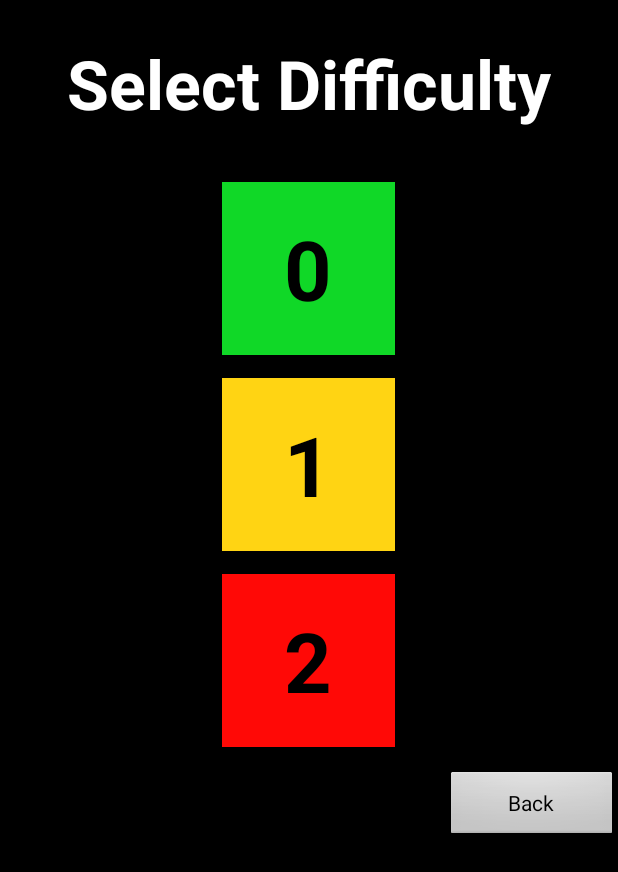
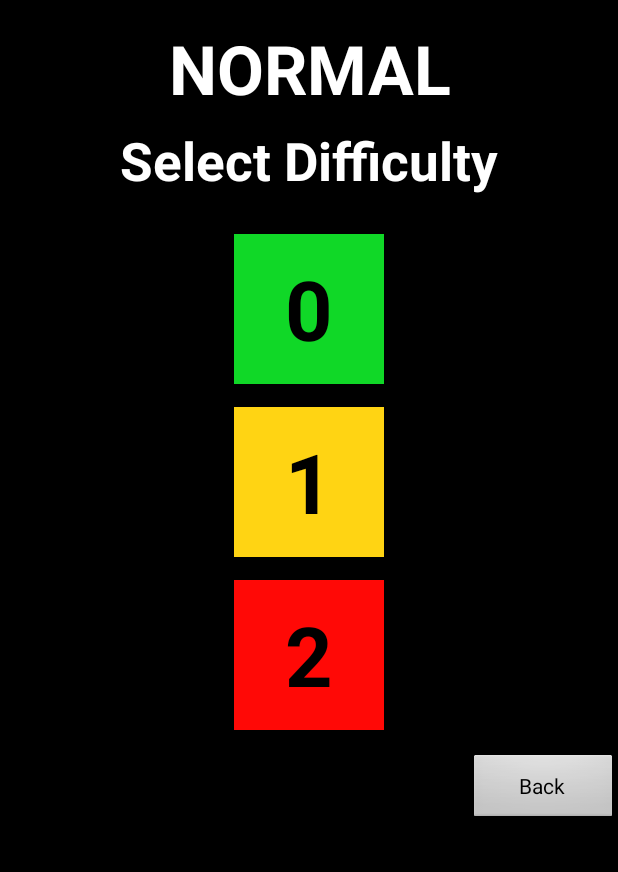
Before and after one commit to rlake21/TicTacToe, an Android app: the DifficultyChoiceScreen screen opened directly, with no data from a screen before it, on a phone screen of 412 x 824 dp. Shown: the top 872 px of the screen. Run offline under Robolectric (Android 15) with nearby library versions, the phone set to English and light mode, and no system bars; 1 statement that could not run was skipped.

Commit message:
added game title to difficulty choice screen

```diff
--- a/app/src/main/java/com/csmmobileapps/lakeborener/tictactoe/DifficultyChoiceScreen.java
+++ b/app/src/main/java/com/csmmobileapps/lakeborener/tictactoe/DifficultyChoiceScreen.java
@@ -6,6 +6,7 @@ import android.os.Bundle;
 import android.view.View;
 import android.view.Window;
 import android.widget.Button;
+import android.widget.TextView;
 
 /**
  * Created by ryanlake21 on 3/27/15.
@@ -23,6 +24,12 @@ public class DifficultyChoiceScreen extends Activity {
         requestWindowFeature(Window.FEATURE_NO_TITLE);
         setContentView(R.layout.difficulty_layout);
         inceptionGame = getIntent().getExtras().getBoolean("inceptionGame");
+        TextView title = (TextView) findViewById(R.id.difficultyGameTitle);
+        if (inceptionGame){
+            title.setText(R.string.inceptionOption);
+        } else {
+            title.setText(R.string.normalOption);
+        }
 
         ((Button) findViewById(R.id.zeroDifficultyButton)).setOnClickListener(new View.OnClickListener() {
             @Override
--- a/app/src/main/java/com/csmmobileapps/lakeborener/tictactoe/InceptionGameActivity.java
+++ b/app/src/main/java/com/csmmobileapps/lakeborener/tictactoe/InceptionGameActivity.java
@@ -110,6 +110,7 @@ public class InceptionGameActivity extends ActionBarActivity{
         mGameOver = false;
         mIsFirstMove = true;
         mUndoable = false;
+        mHintable = true;
 
         //Start button logic and frame backgrounds
         for (int i = 0; i < 9; i++){
@@ -673,7 +674,9 @@ public class InceptionGameActivity extends ActionBarActivity{
                     if (enabled) {
                         gameOverMenu(true, false);
                     } else {
-                        mGameOver = false;
+                        if (mGame.checkForWinner(mOutterBoard, mMoveCounter) == 0) {
+                            mGameOver = false;
+                        }
                         gameOverMenu(false,false);
                     }
                 }
--- a/app/src/main/res/layout/difficulty_layout.xml
+++ b/app/src/main/res/layout/difficulty_layout.xml
@@ -8,26 +8,38 @@
     <TextView
         android:layout_width="wrap_content"
         android:layout_height="wrap_content"
+        android:text="Title"
+        android:id="@+id/difficultyGameTitle"
+        android:textSize="45dp"
+        android:layout_marginTop="15dp"
+        android:textColor="#ffffffff"
+        android:textStyle="bold"
+        android:layout_gravity="center_horizontal"
+        android:gravity="center_horizontal" />
+
+    <TextView
+        android:layout_width="wrap_content"
+        android:layout_height="wrap_content"
         android:textAppearance="?android:attr/textAppearanceLarge"
         android:text="Select Difficulty"
         android:id="@+id/selectDifficultyHeading"
         android:layout_column="15"
         android:textColor="#ffffffff"
-        android:textSize="45dp"
+        android:textSize="35dp"
         android:textStyle="bold"
         android:layout_gravity="center_horizontal"
         android:gravity="center_horizontal"
-        android:layout_marginTop="25dp" />
+        android:layout_marginTop="7dp" />
 
     <TableRow
         android:layout_width="fill_parent"
         android:layout_height="fill_parent"
         android:gravity="center_horizontal"
-        android:layout_marginTop="35dp">
+        android:layout_marginTop="25dp">
 
         <Button
-            android:layout_width="115dp"
-            android:layout_height="115dp"
+            android:layout_width="100dp"
+            android:layout_height="100dp"
             android:text="0"
             android:id="@+id/zeroDifficultyButton"
             android:textSize="55dp"
@@ -42,8 +54,8 @@
         android:layout_marginTop="15dp">
 
         <Button
-            android:layout_width="115dp"
-            android:layout_height="115dp"
+            android:layout_width="100dp"
+            android:layout_height="100dp"
             android:text="1"
             android:id="@+id/oneDifficultyButton"
             android:textSize="55dp"
@@ -58,8 +70,8 @@
         android:layout_marginTop="15dp">
 
         <Button
-            android:layout_width="115dp"
-            android:layout_height="115dp"
+            android:layout_width="100dp"
+            android:layout_height="100dp"
             android:text="2"
             android:id="@+id/twoDifficultyButton"
             android:textSize="55dp"
@@ -79,4 +91,5 @@
             android:text="Back"
             android:id="@+id/backButton" />
     </TableRow>
+
 </TableLayout>
```
